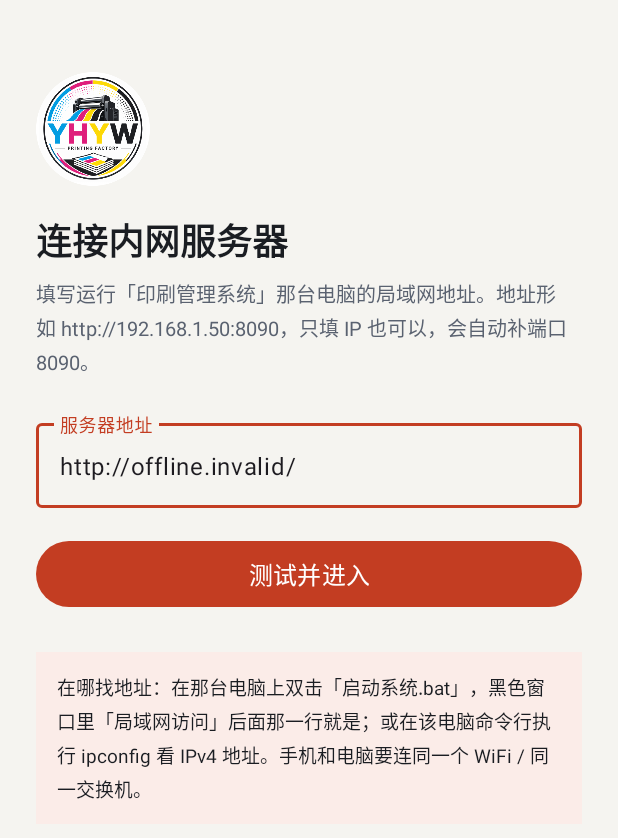
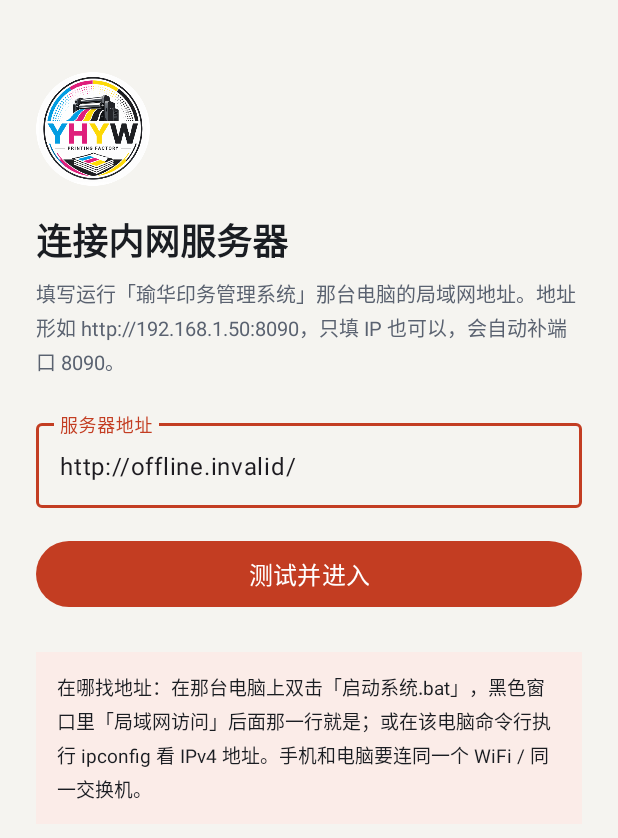
Before and after one commit to iougemini/PrintClientAndroid, an Android app: the screen it shows after launch (SetupActivity), on a phone screen of 412 x 824 dp. Shown: the top 838 px of the screen. Run offline under Robolectric (Android 15) with nearby library versions, the phone set to English and light mode, and no system bars.

Commit message:
修改应用名

```diff
--- a/app/src/main/java/com/yuhua/printclient/MainActivity.kt
+++ b/app/src/main/java/com/yuhua/printclient/MainActivity.kt
@@ -245,13 +245,13 @@ class MainActivity : AppCompatActivity() {
             try {
                 val pm = getSystemService(Context.PRINT_SERVICE) as PrintManager
                 @Suppress("DEPRECATION")
-                val adapter = webView.createPrintDocumentAdapter("印刷管理系统")
+                val adapter = webView.createPrintDocumentAdapter("瑜华印务管理系统")
                 val attrs = PrintAttributes.Builder()
                     .setMediaSize(PrintAttributes.MediaSize.ISO_A4)
                     .setColorMode(PrintAttributes.COLOR_MODE_COLOR)
                     .setMinMargins(PrintAttributes.Margins.NO_MARGINS)
                     .build()
-                watchPrintJob(pm.print("印刷管理系统-单据", adapter, attrs))
+                watchPrintJob(pm.print("瑜华印务管理系统-单据", adapter, attrs))
             } catch (e: Throwable) {
                 endPrinting()
                 toast("无法调起打印：${e.message}")
--- a/app/src/main/java/com/yuhua/printclient/Prefs.kt
+++ b/app/src/main/java/com/yuhua/printclient/Prefs.kt
@@ -12,7 +12,7 @@ object Prefs {
     private const val SP_NAME = "settings"
     private const val KEY_SERVER = "server_url"
 
-    /** 印刷管理系统固定端口 */
+    /** 瑜华印务管理系统固定端口 */
     const val DEFAULT_PORT = 8090
 
     fun server(ctx: Context): String? {
--- a/app/src/main/res/values/strings.xml
+++ b/app/src/main/res/values/strings.xml
@@ -1,12 +1,12 @@
 <?xml version="1.0" encoding="utf-8"?>
 <resources>
-    <string name="app_name">印刷管理</string>
+    <string name="app_name">瑜华印务管理系统</string>
     <string name="setup_title">服务器设置</string>
     <string name="shortcut_settings_short">服务器设置</string>
     <string name="shortcut_settings_long">修改内网服务器地址</string>
 
     <string name="setup_head">连接内网服务器</string>
-    <string name="setup_desc">填写运行「印刷管理系统」那台电脑的局域网地址。地址形如 http://192.168.1.50:8090，只填 IP 也可以，会自动补端口 8090。</string>
+    <string name="setup_desc">填写运行「瑜华印务管理系统」那台电脑的局域网地址。地址形如 http://192.168.1.50:8090，只填 IP 也可以，会自动补端口 8090。</string>
     <string name="setup_label">服务器地址</string>
     <string name="setup_hint">192.168.1.50</string>
     <string name="setup_tip">在哪找地址：在那台电脑上双击「启动系统.bat」，黑色窗口里「局域网访问」后面那一行就是；或在该电脑命令行执行 ipconfig 看 IPv4 地址。手机和电脑要连同一个 WiFi / 同一交换机。</string>
```
Also changed, not shown: 2 other files.
